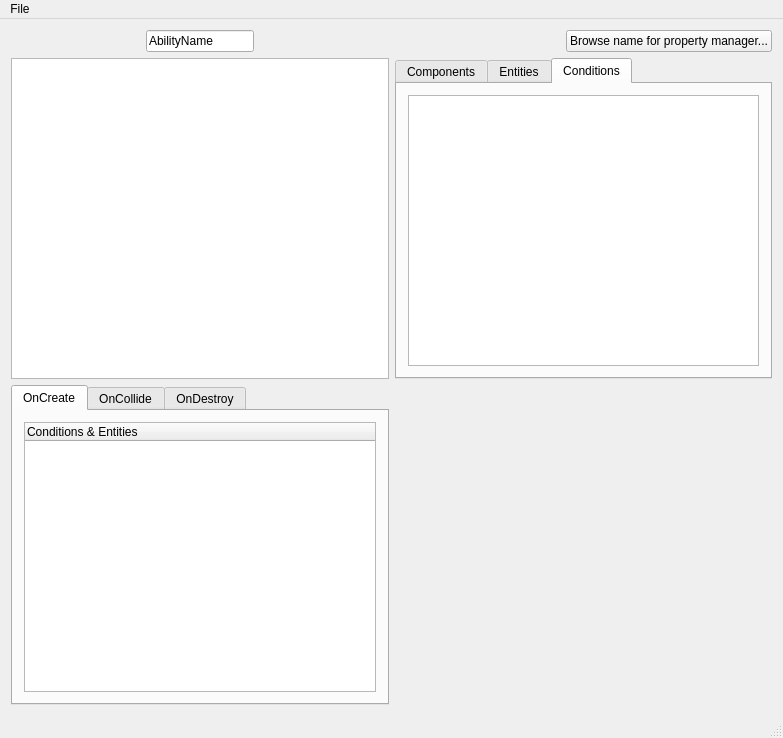
kevinortegren/zombieshroom, file RootTools/AbilityEditor/UI/AbilityEditor.ui: the form before one commit.
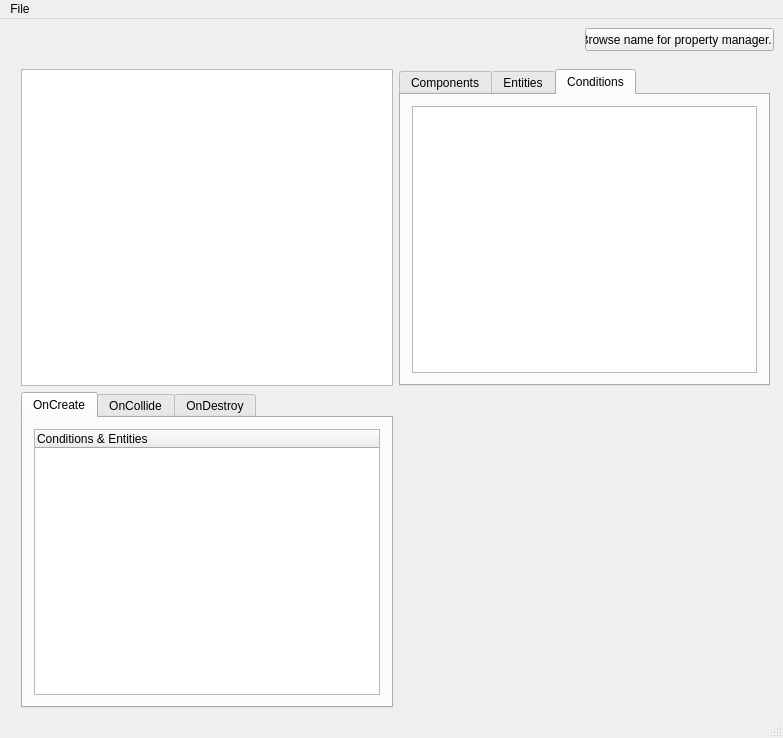
The form after the commit. The open tabs and pages were chosen to show the change. Custom widgets are drawn as their Qt base class.

Diff of the .ui file:
```diff
--- a/RootTools/AbilityEditor/UI/AbilityEditor.ui
+++ b/RootTools/AbilityEditor/UI/AbilityEditor.ui
@@ -20,11 +20,33 @@
    <string>Ability Editor</string>
   </property>
   <widget class="QWidget" name="centralWidget">
+   <widget class="QPushButton" name="buttonNameBrowser">
+    <property name="geometry">
+     <rect>
+      <x>585</x>
+      <y>9</y>
+      <width>189</width>
+      <height>23</height>
+     </rect>
+    </property>
+    <property name="text">
+     <string>Browse name for property manager...</string>
+    </property>
+   </widget>
+   <widget class="QWidget" name="">
+    <property name="geometry">
+     <rect>
+      <x>10</x>
+      <y>39</y>
+      <width>771</width>
+      <height>661</height>
+     </rect>
+    </property>
    <layout class="QGridLayout" name="gridLayout">
-    <item row="3" column="1">
-     <widget class="QWidget" name="propertyWidget" native="true"/>
-    </item>
-    <item row="1" column="1">
+     <item row="0" column="0">
+      <widget class="CustomCompListWidget" name="listAbilityComponents"/>
+     </item>
+     <item row="0" column="1">
      <widget class="QTabWidget" name="toolBoxWidget">
       <property name="currentIndex">
        <number>2</number>
@@ -53,7 +75,7 @@
        <attribute name="title">
         <string>Conditions</string>
        </attribute>
-       <layout class="QVBoxLayout" name="verticalLayout_6">
+        <layout class="QVBoxLayout" name="verticalLayout">
         <item>
          <widget class="CustomListWidget" name="listConditions"/>
         </item>
@@ -62,9 +84,6 @@
      </widget>
     </item>
     <item row="1" column="0">
-     <widget class="CustomCompListWidget" name="listAbilityComponents"/>
-    </item>
-    <item row="3" column="0">
      <widget class="QTabWidget" name="OnTabWidget">
       <property name="currentIndex">
        <number>0</number>
@@ -73,7 +92,7 @@
        <attribute name="title">
         <string>OnCreate</string>
        </attribute>
-       <layout class="QVBoxLayout" name="verticalLayout">
+        <layout class="QVBoxLayout" name="verticalLayout_6">
         <item>
          <widget class="CustomTreeWidget" name="treeOnCreate">
           <column>
@@ -119,21 +138,53 @@
       </widget>
      </widget>
     </item>
-    <item row="0" column="1" alignment="Qt::AlignRight">
-     <widget class="QPushButton" name="buttonNameBrowser">
-      <property name="text">
-       <string>Browse name for property manager...</string>
-      </property>
-     </widget>
-    </item>
-    <item row="0" column="0" alignment="Qt::AlignHCenter">
+     <item row="1" column="1">
+      <widget class="QWidget" name="propertyWidget" native="true"/>
+     </item>
+    </layout>
+   </widget>
+   <widget class="QWidget" name="">
+    <property name="geometry">
+     <rect>
+      <x>20</x>
+      <y>10</y>
+      <width>371</width>
+      <height>22</height>
+     </rect>
+    </property>
+    <layout class="QHBoxLayout" name="horizontalLayout">
+     <item>
      <widget class="QLineEdit" name="abilityNameEdit">
       <property name="text">
        <string>AbilityName</string>
       </property>
      </widget>
     </item>
-   </layout>
+     <item>
+      <spacer name="horizontalSpacer">
+       <property name="orientation">
+        <enum>Qt::Horizontal</enum>
+       </property>
+       <property name="sizeHint" stdset="0">
+        <size>
+         <width>40</width>
+         <height>20</height>
+        </size>
+       </property>
+      </spacer>
+     </item>
+     <item>
+      <widget class="QLabel" name="cooldownLabel">
+       <property name="text">
+        <string>Cooldown</string>
+       </property>
+      </widget>
+     </item>
+     <item>
+      <widget class="QDoubleSpinBox" name="cooldownSpinbox"/>
+     </item>
+    </layout>
+   </widget>
   </widget>
   <widget class="QMenuBar" name="menuBar">
    <property name="geometry">
```
Left out of the diff: 2 changed lines with no effect on the pictures. Lines whose indentation alone changed are shown as unchanged.
